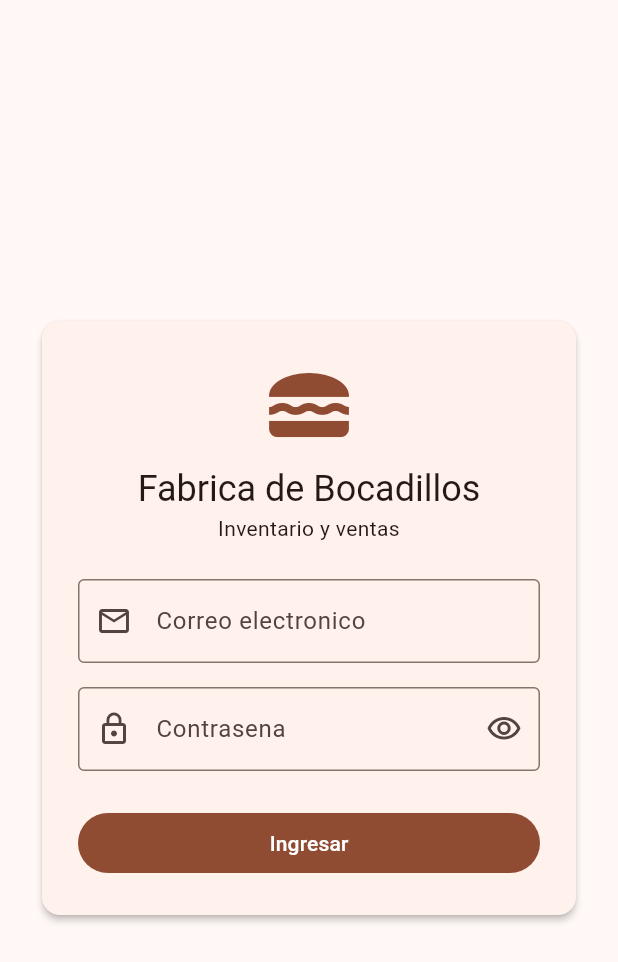
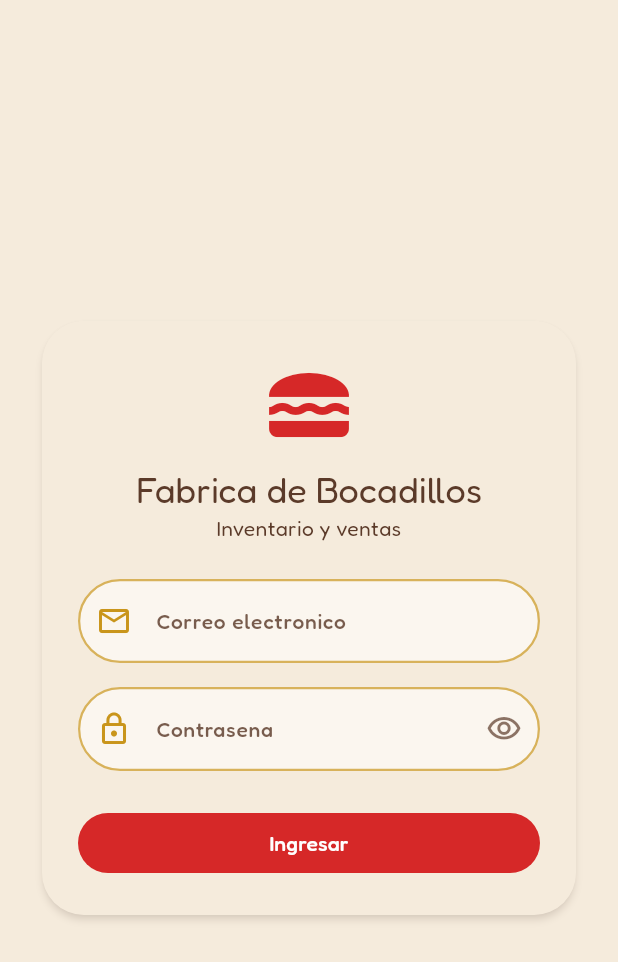
Before and after one commit to juandp1403-dotcom/App_Bocadillos, a Flutter app: the screen it shows after launch, on a phone screen of 412 x 824 dp. Shown: the top 962 px of the screen. Run offline on Flutter 3.47's test engine with Material 3 defaults, Android fonts, the phone set to English and light mode, and no system bars; our stand-ins replace google_fonts, shared_preferences; accounts and stored records are empty.

Commit message:
Cambios 1

```diff
--- a/lib/main.dart
+++ b/lib/main.dart
@@ -4,6 +4,7 @@ import 'package:provider/provider.dart';
 
 import 'core/sesion.dart';
 import 'rutas/rutas.dart';
+import 'theme/app_theme.dart';
 import 'ui/pantallas/login_pantalla.dart';
 import 'ui/pantallas/shell_pantalla.dart';
 import 'ui/widgets/comunes.dart';
@@ -32,13 +33,7 @@ class AppBocadillos extends StatelessWidget {
     return MaterialApp(
       title: 'Fabrica de Bocadillos',
       debugShowCheckedModeBanner: false,
-      theme: ThemeData(
-        useMaterial3: true,
-        colorScheme: ColorScheme.fromSeed(seedColor: const Color(0xFFE65100)),
-        inputDecorationTheme: const InputDecorationTheme(
-          border: OutlineInputBorder(),
-        ),
-      ),
+      theme: AppTheme.light,
       onGenerateRoute: Rutas.generarRuta,
       home: Consumer<Sesion>(
         builder: (context, sesion, _) {
--- /dev/null
+++ b/lib/theme/app_colors.dart
@@ -0,0 +1,31 @@
+import 'package:flutter/material.dart';
+
+/// Paleta Y2K nostalgica de la fabrica.
+///
+/// Colores de la paleta Y2K: beige para superficies, rojo como primario
+/// fuerte, ocre para bordes/accesorios, cafe para texto y contornos, y rosa
+/// chicle / azul pastel reservados para gradientes sutiles y reflejos.
+class AppColors {
+  AppColors._();
+
+  /// Fondo y superficies.
+  static const Color beige = Color(0xFFF5EBDC);
+
+  /// Primario: botones y acentos fuertes.
+  static const Color rojo = Color(0xFFD62828);
+
+  /// Bordes, iconos y destellos.
+  static const Color ocre = Color(0xFFC9951B);
+
+  /// Texto y contornos.
+  static const Color cafe = Color(0xFF5B3A29);
+
+  /// Rosa chicle: solo gradientes sutiles y reflejos.
+  static const Color rosa = Color(0xFFFF70A6);
+
+  /// Azul pastel: solo gradientes sutiles y reflejos.
+  static const Color azul = Color(0xFF8FD3FF);
+
+  /// Blanco translucido para reflejos tipo burbuja.
+  static const Color reflejo = Color(0x66FFFFFF);
+}
--- /dev/null
+++ b/lib/theme/app_theme.dart
@@ -0,0 +1,315 @@
+import 'package:flutter/material.dart';
+import 'package:google_fonts/google_fonts.dart';
+
+import 'app_colors.dart';
+
+/// Radios de esquina del estilo Y2K (entre 24 y 32).
+const double _radioBoton = 28;
+const double _radioTarjeta = 28;
+const double _radioCampo = 28;
+const double _radioChip = 24;
+const double _radioFab = 32;
+
+/// Tema global Y2K nostalgico de la fabrica.
+///
+/// - Tipografia redondeada Fredoka en todo el [TextTheme].
+/// - Beige como fondo, cafe para el texto y contornos.
+/// - Rojo primario para botones y acentos; ocre para bordes y destellos.
+/// - Rosa chicle y azul pastel solo como acentos secundarios del esquema.
+class AppTheme {
+  AppTheme._();
+
+  static ThemeData get light {
+    final base = ThemeData(
+      useMaterial3: true,
+      brightness: Brightness.light,
+      fontFamily: GoogleFonts.fredoka().fontFamily,
+    );
+
+    final colorScheme =
+        ColorScheme.fromSeed(
+          seedColor: AppColors.rojo,
+          brightness: Brightness.light,
+        ).copyWith(
+          primary: AppColors.rojo,
+          onPrimary: Colors.white,
+          secondary: AppColors.ocre,
+          onSecondary: Colors.white,
+          tertiary: AppColors.rosa,
+          onTertiary: Colors.white,
+          surface: AppColors.beige,
+          onSurface: AppColors.cafe,
+          onSurfaceVariant: AppColors.cafe.withValues(alpha: 0.72),
+          outline: AppColors.cafe.withValues(alpha: 0.55),
+          outlineVariant: AppColors.ocre.withValues(alpha: 0.6),
+          error: AppColors.rojo,
+          onError: Colors.white,
+        );
+
+    final textTheme = GoogleFonts.fredokaTextTheme(base.textTheme)
+        .apply(bodyColor: AppColors.cafe, displayColor: AppColors.cafe);
+
+    return base.copyWith(
+      colorScheme: colorScheme,
+      scaffoldBackgroundColor: AppColors.beige,
+      textTheme: textTheme,
+      appBarTheme: _appBarTheme(),
+      cardTheme: _cardTheme(),
+      elevatedButtonTheme: _elevatedButtonTheme(),
+      outlinedButtonTheme: _outlinedButtonTheme(),
+      textButtonTheme: _textButtonTheme(),
+      inputDecorationTheme: _inputDecorationTheme(),
+      floatingActionButtonTheme: _floatingActionButtonTheme(),
+      chipTheme: _chipTheme(),
+      bottomNavigationBarTheme: _bottomNavigationBarTheme(),
+    );
+  }
+
+  static AppBarTheme _appBarTheme() {
+    return AppBarTheme(
+      backgroundColor: AppColors.beige,
+      foregroundColor: AppColors.cafe,
+      elevation: 0,
+      scrolledUnderElevation: 2,
+      shadowColor: AppColors.cafe.withValues(alpha: 0.2),
+      centerTitle: false,
+      titleTextStyle: GoogleFonts.fredoka(
+        fontSize: 20,
+        fontWeight: FontWeight.w600,
+        color: AppColors.cafe,
+      ),
+    );
+  }
+
+  static CardThemeData _cardTheme() {
+    return CardThemeData(
+      color: AppColors.beige,
+      surfaceTintColor: Colors.transparent,
+      elevation: 3,
+      shadowColor: AppColors.cafe.withValues(alpha: 0.25),
+      shape: RoundedRectangleBorder(
+        borderRadius: BorderRadius.circular(_radioTarjeta),
+      ),
+      margin: const EdgeInsets.all(4),
+    );
+  }
+
+  static ElevatedButtonThemeData _elevatedButtonTheme() {
+    return ElevatedButtonThemeData(
+      style: ButtonStyle(
+        backgroundColor: WidgetStateProperty.resolveWith((estados) {
+          if (estados.contains(WidgetState.disabled)) {
+            return AppColors.cafe.withValues(alpha: 0.25);
+          }
+          if (estados.contains(WidgetState.pressed)) {
+            return AppColors.rojo.withValues(alpha: 0.85);
+          }
+          if (estados.contains(WidgetState.hovered)) {
+            return AppColors.rojo.withValues(alpha: 0.92);
+          }
+          return AppColors.rojo;
+        }),
+        foregroundColor: WidgetStateProperty.resolveWith((estados) {
+          if (estados.contains(WidgetState.disabled)) {
+            return AppColors.cafe.withValues(alpha: 0.5);
+          }
+          return Colors.white;
+        }),
+        overlayColor: WidgetStateProperty.resolveWith((estados) {
+          if (estados.contains(WidgetState.focused)) {
+            return Colors.white.withValues(alpha: 0.12);
+          }
+          return Colors.white.withValues(alpha: 0.06);
+        }),
+        elevation: WidgetStateProperty.resolveWith(
+          (estados) => estados.contains(WidgetState.disabled) ? 0 : 4,
+        ),
+        shadowColor: WidgetStateProperty.all(
+          AppColors.cafe.withValues(alpha: 0.35),
+        ),
+        textStyle: WidgetStateProperty.all(
+          GoogleFonts.fredoka(fontSize: 15, fontWeight: FontWeight.w600),
+        ),
+        padding: WidgetStateProperty.all(
+          const EdgeInsets.symmetric(horizontal: 20, vertical: 14),
+        ),
+        shape: WidgetStateProperty.all(
+          RoundedRectangleBorder(
+            borderRadius: BorderRadius.circular(_radioBoton),
+          ),
+        ),
+      ),
+    );
+  }
+
+  static OutlinedButtonThemeData _outlinedButtonTheme() {
+    return OutlinedButtonThemeData(
+      style: ButtonStyle(
+        foregroundColor: WidgetStateProperty.resolveWith((estados) {
+          if (estados.contains(WidgetState.disabled)) {
+            return AppColors.cafe.withValues(alpha: 0.4);
+          }
+          if (estados.contains(WidgetState.pressed)) {
+            return AppColors.rojo;
+          }
+          return AppColors.cafe;
+        }),
+        side: WidgetStateProperty.resolveWith((estados) {
+          if (estados.contains(WidgetState.disabled)) {
+            return BorderSide(
+              color: AppColors.cafe.withValues(alpha: 0.3),
+              width: 1.4,
+            );
+          }
+          if (estados.contains(WidgetState.hovered)) {
+            return BorderSide(color: AppColors.ocre, width: 2);
+          }
+          return BorderSide(color: AppColors.ocre, width: 1.6);
+        }),
+        overlayColor: WidgetStateProperty.resolveWith((estados) {
+          if (estados.contains(WidgetState.focused)) {
+            return AppColors.ocre.withValues(alpha: 0.16);
+          }
+          return AppColors.ocre.withValues(alpha: 0.08);
+        }),
+        textStyle: WidgetStateProperty.all(
+          GoogleFonts.fredoka(fontSize: 14, fontWeight: FontWeight.w500),
+        ),
+        padding: WidgetStateProperty.all(
+          const EdgeInsets.symmetric(horizontal: 18, vertical: 12),
+        ),
+        shape: WidgetStateProperty.all(
+          RoundedRectangleBorder(
+            borderRadius: BorderRadius.circular(_radioBoton),
+          ),
+        ),
+      ),
+    );
+  }
+
+  static TextButtonThemeData _textButtonTheme() {
+    return TextButtonThemeData(
+      style: ButtonStyle(
+        foregroundColor: WidgetStateProperty.resolveWith((estados) {
+          if (estados.contains(WidgetState.disabled)) {
+            return AppColors.cafe.withValues(alpha: 0.38);
+          }
+          if (estados.contains(WidgetState.pressed)) {
+            return AppColors.rojo.withValues(alpha: 0.85);
+          }
+          return AppColors.rojo;
+        }),
+        overlayColor: WidgetStateProperty.resolveWith((estados) {
+          if (estados.contains(WidgetState.focused)) {
+            return AppColors.rojo.withValues(alpha: 0.12);
+          }
+          return AppColors.rojo.withValues(alpha: 0.06);
+        }),
+        textStyle: WidgetStateProperty.all(
+          GoogleFonts.fredoka(fontSize: 14, fontWeight: FontWeight.w600),
+        ),
+        shape: WidgetStateProperty.all(
+          RoundedRectangleBorder(
+            borderRadius: BorderRadius.circular(_radioBoton),
+          ),
+        ),
+      ),
+    );
+  }
+
+  static InputDecorationTheme _inputDecorationTheme() {
+    return InputDecorationTheme(
+      filled: true,
+      fillColor: Colors.white.withValues(alpha: 0.55),
+      contentPadding: const EdgeInsets.symmetric(horizontal: 18, vertical: 16),
+      labelStyle: GoogleFonts.fredoka(
+        fontSize: 14,
+        fontWeight: FontWeight.w500,
+        color: AppColors.cafe.withValues(alpha: 0.82),
+      ),
+      hintStyle: GoogleFonts.fredoka(
+        fontSize: 14,
+        fontWeight: FontWeight.w400,
+        color: AppColors.cafe.withValues(alpha: 0.5),
+      ),
+      helperStyle: GoogleFonts.fredoka(
+        fontSize: 12,
+        color: AppColors.cafe.withValues(alpha: 0.65),
+      ),
+      prefixIconColor: AppColors.ocre,
+      suffixIconColor: AppColors.cafe.withValues(alpha: 0.7),
+      border: _campoBorde(AppColors.ocre.withValues(alpha: 0.7), 1.5),
+      enabledBorder: _campoBorde(AppColors.ocre.withValues(alpha: 0.7), 1.5),
+      focusedBorder: _campoBorde(AppColors.rojo, 2),
+      errorBorder: _campoBorde(AppColors.rojo.withValues(alpha: 0.7), 1.5),
+      focusedErrorBorder: _campoBorde(AppColors.rojo, 2),
+    );
+  }
+
+  static OutlineInputBorder _campoBorde(Color color, double ancho) {
+    return OutlineInputBorder(
+      borderRadius: BorderRadius.circular(_radioCampo),
+      borderSide: BorderSide(color: color, width: ancho),
+    );
+  }
+
+  static FloatingActionButtonThemeData _floatingActionButtonTheme() {
+    return FloatingActionButtonThemeData(
+      backgroundColor: AppColors.rojo,
+      foregroundColor: Colors.white,
+      elevation: 5,
+      focusElevation: 6,
+      hoverElevation: 6,
+      shape: RoundedRectangleBorder(
+        borderRadius: BorderRadius.circular(_radioFab),
+      ),
+    );
+  }
+
+  static ChipThemeData _chipTheme() {
+    return ChipThemeData(
+      backgroundColor: AppColors.beige,
+      selectedColor: AppColors.ocre.withValues(alpha: 0.25),
+      disabledColor: AppColors.cafe.withValues(alpha: 0.12),
+      side: BorderSide(
+        color: AppColors.cafe.withValues(alpha: 0.35),
+        width: 1.2,
+      ),
+      shape: RoundedRectangleBorder(
+        borderRadius: BorderRadius.circular(_radioChip),
+      ),
+      labelStyle: GoogleFonts.fredoka(
+        fontSize: 13,
+        fontWeight: FontWeight.w500,
+        color: AppColors.cafe,
+      ),
+      secondaryLabelStyle: GoogleFonts.fredoka(
+        fontSize: 13,
+        fontWeight: FontWeight.w500,
+        color: AppColors.cafe,
+      ),
+      padding: const EdgeInsets.symmetric(horizontal: 12, vertical: 8),
+    );
+  }
+
+  static BottomNavigationBarThemeData _bottomNavigationBarTheme() {
+    return BottomNavigationBarThemeData(
+      backgroundColor: AppColors.beige,
+      selectedItemColor: AppColors.rojo,
+      unselectedItemColor: AppColors.cafe.withValues(alpha: 0.6),
+      selectedIconTheme: IconThemeData(color: AppColors.rojo),
+      unselectedIconTheme: IconThemeData(
+        color: AppColors.cafe.withValues(alpha: 0.55),
+      ),
+      selectedLabelStyle: GoogleFonts.fredoka(
+        fontSize: 12,
+        fontWeight: FontWeight.w600,
+      ),
+      unselectedLabelStyle: GoogleFonts.fredoka(
+        fontSize: 12,
+        fontWeight: FontWeight.w400,
+      ),
+      elevation: 8,
+    );
+  }
+}
--- a/lib/ui/pantallas/inicio_pantalla.dart
+++ b/lib/ui/pantallas/inicio_pantalla.dart
@@ -123,7 +123,7 @@ class _InicioPantallaState extends State<InicioPantalla> {
             ),
           _Tarjeta(
             icono: Icons.warning_amber_outlined,
-            titulo: 'Productos con stock bajo (<= 5)',
+            titulo: 'Productos con stock bajo',
             valor: '${resumen.stockBajo}',
             color: resumen.stockBajo > 0 ? Colors.red : Colors.green,
           ),
--- a/pubspec.yaml
+++ b/pubspec.yaml
@@ -38,6 +38,7 @@ dependencies:
   shared_preferences: ^2.5.6
   intl: ^0.20.3
   provider: ^6.1.5+1
+  google_fonts: 6.2.1
 
 dev_dependencies:
   flutter_test:
```
Also changed, not shown: lib/core/api_client.dart (+14 -3 lines), lib/theme/bubble_container.dart (added, +141 -0 lines), lib/theme/sparkle_star.dart (added, +32 -0 lines), pubspec.lock, 2 other files.
